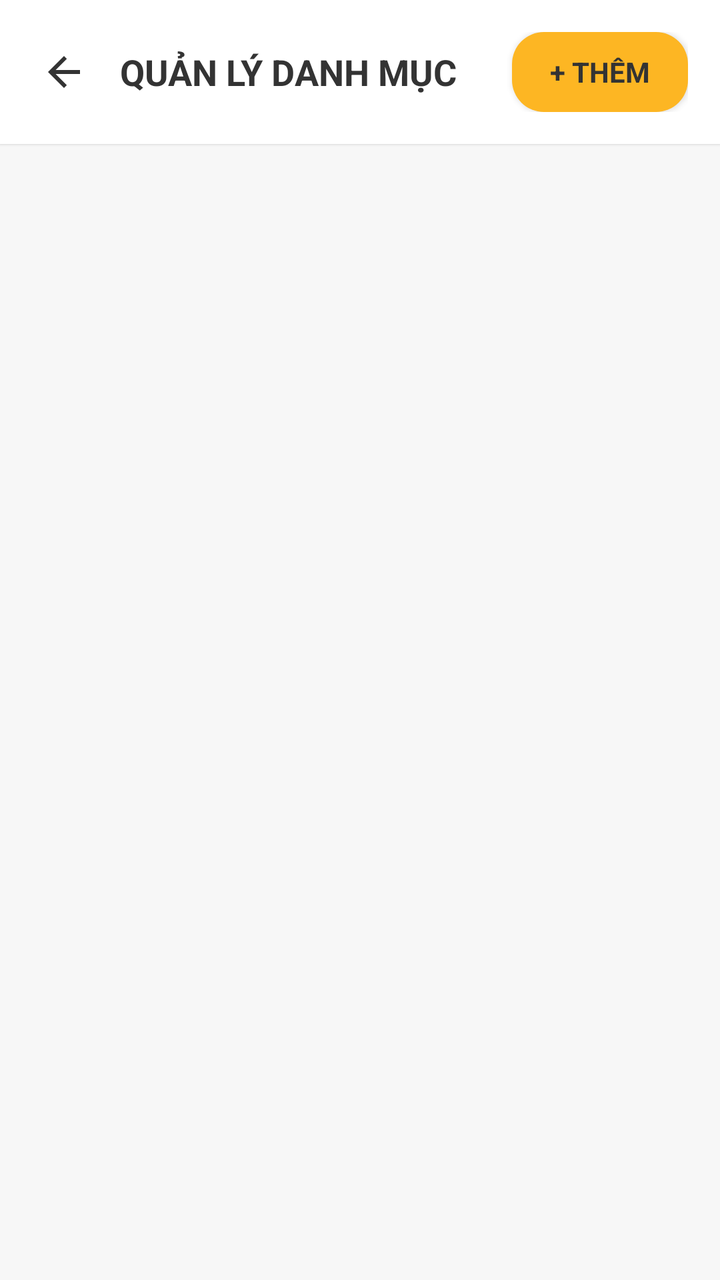
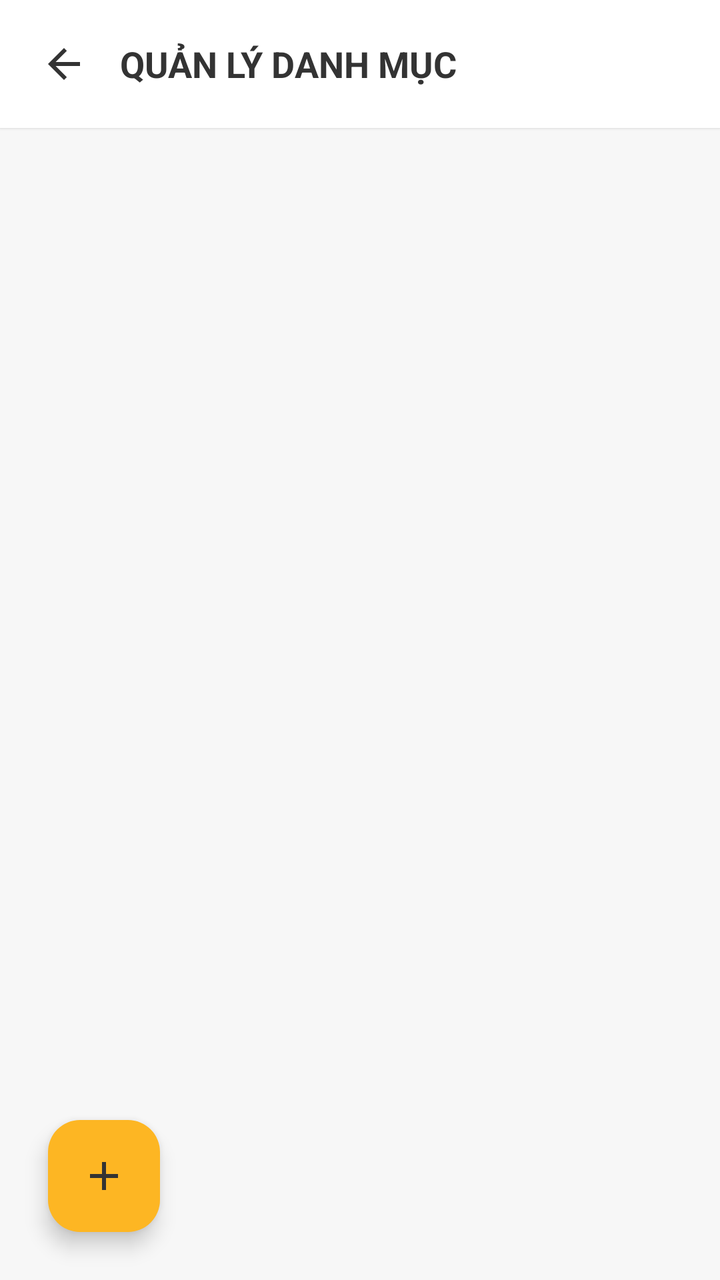

The first picture is an Android layout as it rendered before a commit; the second is the same layout after the commit. The layout source and the unified diff follow.
<!-- AndroidManifest.xml: application theme Theme.MobileDeviceStoreTDMU -->
<!-- res/layout/activity_quan_ly_danh_muc.xml -->
<?xml version="1.0" encoding="utf-8"?>
<LinearLayout xmlns:android="http://schemas.android.com/apk/res/android"
    xmlns:tools="http://schemas.android.com/tools"
    xmlns:app="http://schemas.android.com/apk/res-auto"
    android:layout_width="match_parent"
    android:layout_height="match_parent"
    android:orientation="vertical"
    android:background="@color/bg_light"
    android:fitsSystemWindows="true"
    tools:context=".activity.QuanLyDanhMucActivity">

    
    <LinearLayout
        android:layout_width="match_parent"
        android:layout_height="wrap_content"
        android:background="@color/bg_white"
        android:elevation="1dp"
        android:padding="16dp"
        android:orientation="horizontal"
        android:gravity="center_vertical">

        <ImageView
            android:id="@+id/btnBackHeader"
            android:layout_width="32dp"
            android:layout_height="32dp"
            android:src="@drawable/ic_arrow_back"
            android:background="?attr/selectableItemBackgroundBorderless"
            android:padding="4dp"
            app:tint="@color/text_primary"
            android:layout_marginEnd="12dp" />

        <TextView
            android:layout_width="0dp"
            android:layout_height="wrap_content"
            android:layout_weight="1"
            android:text="QUẢN LÝ DANH MỤC"
            android:textColor="@color/text_primary"
            android:textSize="18sp"
            android:textStyle="bold" />

        <androidx.appcompat.widget.AppCompatButton
            android:id="@+id/btnThemDanhMuc"
            android:layout_width="wrap_content"
            android:layout_height="40dp"
            android:text="+ THÊM"
            android:textSize="14sp"
            android:textColor="@color/text_on_yellow"
            android:background="@drawable/bg_btn_primary"
            android:textStyle="bold"
            android:elevation="2dp"
            android:stateListAnimator="@null" />

    </LinearLayout>

    <TextView
        android:id="@+id/tvEmptyQuanLyDanhMuc"
        android:layout_width="match_parent"
        android:layout_height="match_parent"
        android:text="Chưa có danh mục nào!"
        android:textColor="@color/text_secondary"
        android:textSize="16sp"
        android:gravity="center"
        android:visibility="gone" />

    <androidx.recyclerview.widget.RecyclerView
        android:id="@+id/rvQuanLyDanhMuc"
        android:layout_width="match_parent"
        android:layout_height="match_parent"
        android:clipToPadding="false"
        android:padding="12dp" />

</LinearLayout>
<!-- resources referenced by this layout -->
<resources>
  <color name="bg_light">#F7F7F7</color>
  <color name="bg_white">#FFFFFF</color>
  <color name="text_on_yellow">#333333</color>
  <color name="text_primary">#333333</color>
  <color name="text_secondary">#8E8E93</color>
  <!-- drawable bg_btn_primary (drawable) -->
  <?xml version="1.0" encoding="utf-8"?>
  <shape xmlns:android="http://schemas.android.com/apk/res/android"
      android:shape="rectangle">
      <solid android:color="@color/primary_yellow" />
      <corners android:radius="16dp" />
  </shape>
  <!-- drawable ic_arrow_back (drawable) -->
  <vector xmlns:android="http://schemas.android.com/apk/res/android"
      android:width="24dp"
      android:height="24dp"
      android:viewportWidth="24"
      android:viewportHeight="24">
      <path
          android:fillColor="#1C1C1C"
          android:pathData="M20,11H7.83l5.59,-5.59L12,4l-8,8 8,8 1.41,-1.41L7.83,13H20v-2z"/>
  </vector>
  <style name="Theme.MobileDeviceStoreTDMU" parent="Base.Theme.MobileDeviceStoreTDMU" />
  <color name="primary_yellow">#FDB623</color>
  <style name="Base.Theme.MobileDeviceStoreTDMU" parent="Theme.Material3.Light.NoActionBar">
          
          <item name="android:statusBarColor">@color/primary_yellow</item>
          <item name="android:windowLightStatusBar">true</item>
  
          <item name="android:navigationBarColor">@color/primary_yellow</item>
          <item name="android:windowLightNavigationBar" tools:targetApi="O_MR1">true</item>
          <item name="fontFamily">@font/nunito</item>
      </style>
</resources>

<!-- the commit's change to res/layout/activity_quan_ly_danh_muc.xml (unified diff, before → after) -->
@@ -1,23 +1,24 @@
 <?xml version="1.0" encoding="utf-8"?>
-<LinearLayout xmlns:android="http://schemas.android.com/apk/res/android"
+<RelativeLayout xmlns:android="http://schemas.android.com/apk/res/android"
     xmlns:tools="http://schemas.android.com/tools"
     xmlns:app="http://schemas.android.com/apk/res-auto"
     android:layout_width="match_parent"
     android:layout_height="match_parent"
-    android:orientation="vertical"
     android:background="@color/bg_light"
     android:fitsSystemWindows="true"
     tools:context=".activity.QuanLyDanhMucActivity">
 
     
     <LinearLayout
+        android:id="@+id/layoutHeaderQuanLyDanhMuc"
         android:layout_width="match_parent"
         android:layout_height="wrap_content"
         android:background="@color/bg_white"
         android:elevation="1dp"
         android:padding="16dp"
         android:orientation="horizontal"
-        android:gravity="center_vertical">
+        android:gravity="center_vertical"
+        android:layout_alignParentTop="true">
 
         <ImageView
             android:id="@+id/btnBackHeader"
@@ -27,6 +28,7 @@
             android:background="?attr/selectableItemBackgroundBorderless"
             android:padding="4dp"
             app:tint="@color/text_primary"
+            android:contentDescription="Quay lại"
             android:layout_marginEnd="12dp" />
 
         <TextView
@@ -38,24 +40,13 @@
             android:textSize="18sp"
             android:textStyle="bold" />
 
-        <androidx.appcompat.widget.AppCompatButton
-            android:id="@+id/btnThemDanhMuc"
-            android:layout_width="wrap_content"
-            android:layout_height="40dp"
-            android:text="+ THÊM"
-            android:textSize="14sp"
-            android:textColor="@color/text_on_yellow"
-            android:background="@drawable/bg_btn_primary"
-            android:textStyle="bold"
-            android:elevation="2dp"
-            android:stateListAnimator="@null" />
-
     </LinearLayout>
 
     <TextView
         android:id="@+id/tvEmptyQuanLyDanhMuc"
         android:layout_width="match_parent"
         android:layout_height="match_parent"
+        android:layout_below="@id/layoutHeaderQuanLyDanhMuc"
         android:text="Chưa có danh mục nào!"
         android:textColor="@color/text_secondary"
         android:textSize="16sp"
@@ -66,7 +57,23 @@
         android:id="@+id/rvQuanLyDanhMuc"
         android:layout_width="match_parent"
         android:layout_height="match_parent"
+        android:layout_below="@id/layoutHeaderQuanLyDanhMuc"
         android:clipToPadding="false"
-        android:padding="12dp" />
+        android:padding="12dp"
+        android:paddingBottom="80dp" />
 
-</LinearLayout>
+    
+    <com.google.android.material.floatingactionbutton.FloatingActionButton
+        android:id="@+id/btnThemDanhMuc"
+        android:layout_width="wrap_content"
+        android:layout_height="wrap_content"
+        android:layout_alignParentBottom="true"
+        android:layout_alignParentStart="true"
+        android:layout_margin="24dp"
+        android:src="@drawable/ic_add"
+        app:backgroundTint="@color/primary_yellow"
+        app:tint="@color/text_primary"
+        app:fabSize="normal"
+        android:contentDescription="Thêm danh mục mới" />
+
+</RelativeLayout>
<!-- resource entries referenced after the edit -->
@@ -2,16 +2,18 @@
 <resources>
   <color name="bg_light">#F7F7F7</color>
   <color name="bg_white">#FFFFFF</color>
-  <color name="text_on_yellow">#333333</color>
   <color name="text_primary">#333333</color>
   <color name="text_secondary">#8E8E93</color>
-  <!-- drawable bg_btn_primary (drawable) -->
-  <?xml version="1.0" encoding="utf-8"?>
-  <shape xmlns:android="http://schemas.android.com/apk/res/android"
-      android:shape="rectangle">
-      <solid android:color="@color/primary_yellow" />
-      <corners android:radius="16dp" />
-  </shape>
+  <!-- drawable ic_add (drawable) -->
+  <vector xmlns:android="http://schemas.android.com/apk/res/android"
+      android:width="24dp"
+      android:height="24dp"
+      android:viewportWidth="24"
+      android:viewportHeight="24">
+      <path
+          android:fillColor="#333333"
+          android:pathData="M19,13h-6v6h-2v-6H5v-2h6V5h2v6h6v2z"/>
+  </vector>
   <!-- drawable ic_arrow_back (drawable) -->
   <vector xmlns:android="http://schemas.android.com/apk/res/android"
       android:width="24dp"
